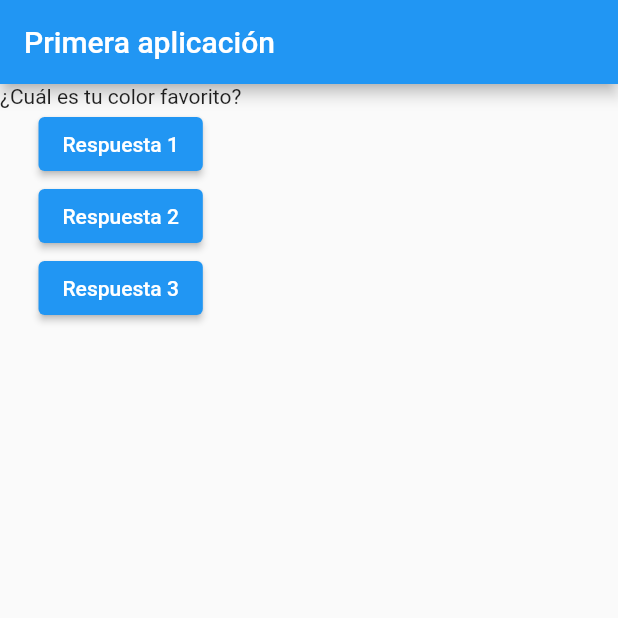
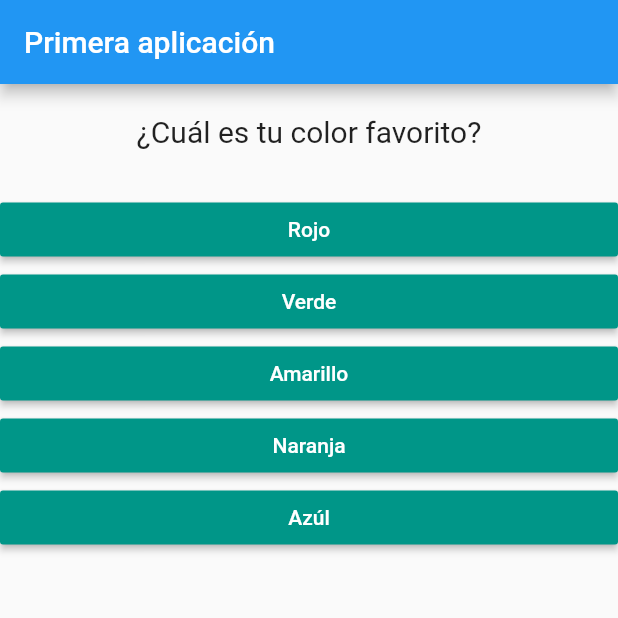
Before and after one commit to julioantonio12/flutter-app, a Flutter app: the screen it shows after launch, on a phone screen of 412 x 824 dp, the top half of it. Run offline on Flutter 3.47's test engine with Material 2 defaults, Android fonts, the phone set to English and light mode, and no system bars.

Commit message:
Create different questions. Add Class Answer, fix buttons and change colors

```diff
--- /dev/null
+++ b/lib/answer.dart
@@ -0,0 +1,21 @@
+import 'package:flutter/material.dart';
+
+class Answer extends StatelessWidget {
+  final Function selectHandler;
+  final String answerText;
+
+  Answer(this.selectHandler, this.answerText);
+
+  @override
+  Widget build(BuildContext context) {
+    return Container(
+      width: double.infinity,
+      child: RaisedButton(
+        color: Colors.teal,
+        textColor: Colors.white,
+        child: Text(answerText),
+        onPressed: selectHandler,
+      ),
+    );
+  }
+}
--- a/lib/main.dart
+++ b/lib/main.dart
@@ -1,4 +1,6 @@
 import 'package:flutter/material.dart';
+import './question.dart';
+import 'answer.dart';
 
 // void main() {
 //   runApp(MyApp());
@@ -9,25 +11,35 @@ void main() => runApp(MyApp());
 class MyApp extends StatefulWidget {
   @override
   State<StatefulWidget> createState() {
-    return MyAppState();
+    return _MyAppState();
   }
 }
 
-class MyAppState extends State<MyApp> {
-  var questionIndex = 0;
+class _MyAppState extends State<MyApp> {
+  var _questionIndex = 0;
 
-  void answerQuestion() {
+  void _answerQuestion() {
     setState(() {
-      questionIndex += 1;
+      _questionIndex += 1;
     });
-    print(questionIndex);
+    print(_questionIndex);
   }
 
   @override
   Widget build(BuildContext context) {
-    var questions = [
-      "¿Cuál es tu color favorito?",
-      "¿Cuál es tu animal preferido?"
+    const questions = [
+      {
+        'questionText': '¿Cuál es tu color favorito?',
+        'answers': ['Rojo', 'Verde', 'Amarillo', 'Naranja', 'Azúl']
+      },
+      {
+        'questionText': '¿Cuál es tu animal preferido?',
+        'answers': ['Tortuga', 'León', 'Tigre', 'Tiburón']
+      },
+      {
+        'questionText': '¿Quién es el mejor jugador de LoL?',
+        'answers': ['Dzukill', 'Nemesis', 'Faker']
+      },
     ];
     return MaterialApp(
       home: Scaffold(
@@ -35,22 +47,11 @@ class MyAppState extends State<MyApp> {
           title: Text("Primera aplicación"),
         ),
         body: Column(children: [
-          Text(questions[questionIndex]),
-          // RaisedButton()
-          ElevatedButton(
-            child: Text("Respuesta 1"),
-            onPressed: answerQuestion,
-          ),
-          ElevatedButton(
-            child: Text("Respuesta 2"),
-            onPressed: () => print("Respuesta 2 escogida"),
-          ),
-          ElevatedButton(
-            child: Text("Respuesta 3"),
-            onPressed: () {
-              print("Respuesta 3 escogida.");
-            },
-          ),
+          Question(questions[_questionIndex]['questionText']), // as String
+          ...(questions[_questionIndex]['answers'] as List<String>)
+              .map((answer) {
+            return Answer(_answerQuestion, answer);
+          }).toList(),
         ]),
       ),
     );
--- /dev/null
+++ b/lib/question.dart
@@ -0,0 +1,19 @@
+import 'package:flutter/material.dart';
+
+class Question extends StatelessWidget {
+  final String questionText;
+  Question(this.questionText);
+
+  @override
+  Widget build(BuildContext context) {
+    return Container(
+      width: double.infinity,
+      margin: EdgeInsets.only(bottom: 30, top: 20),
+      child: Text(
+        questionText,
+        style: TextStyle(fontSize: 20),
+        textAlign: TextAlign.center,
+      ),
+    );
+  }
+}
```
